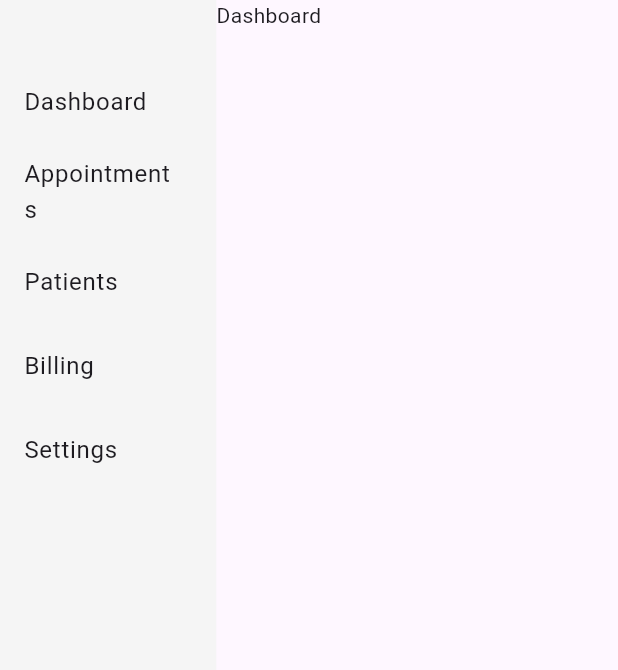
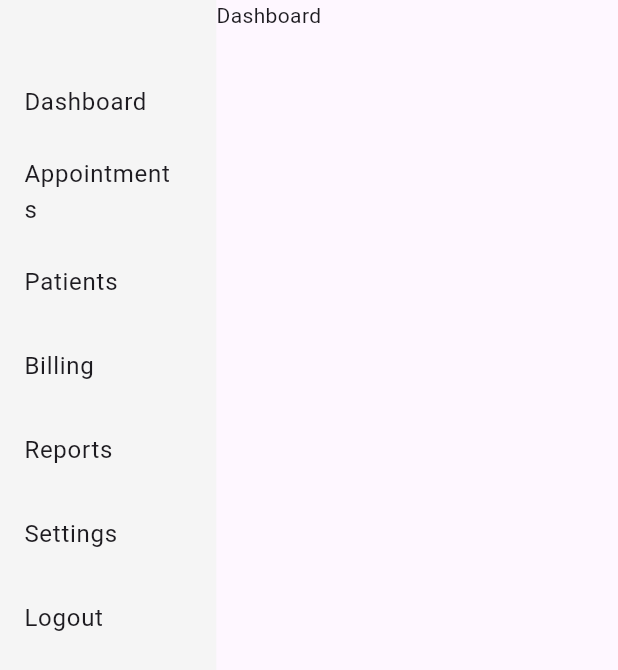
Before and after one commit to mfahad88/patient_management_system, a Flutter app: the screen it shows after launch, after a tap on "Login", on a phone screen of 412 x 824 dp. Shown: the top 670 px of the screen. Run offline on Flutter 3.47's test engine with Material 3 defaults, Android fonts, the phone set to English and light mode, and no system bars.

Commit message:
update menu

```diff
--- a/lib/screens/home_screen.dart
+++ b/lib/screens/home_screen.dart
@@ -18,13 +18,15 @@ class HomeScreen extends StatelessWidget {
               height: constraints.maxHeight,
               color: Colors.grey.shade100,
               child: ListView(
-                padding: EdgeInsets.symmetric(vertical: 40.0),
-                children: [
+                padding: const EdgeInsets.symmetric(vertical: 40.0),
+                children: const [
                   ListTile(title: Text("Dashboard"),),
                   ListTile(title: Text("Appointments"),),
                   ListTile(title: Text("Patients"),),
                   ListTile(title: Text("Billing"),),
-                  ListTile(title: Text("Settings"),)
+                  ListTile(title: Text("Reports"),),
+                  ListTile(title: Text("Settings"),),
+                  ListTile(title: Text("Logout"),),
                 ],
               ),
             ),
@@ -32,7 +34,7 @@ class HomeScreen extends StatelessWidget {
               initialRoute: '/dashboard',
               onGenerateRoute: (settings) {
                 if(settings.name=='/dashboard'){
-                  return MaterialPageRoute(builder: (context) => DashboardScreen(),);
+                  return MaterialPageRoute(builder: (context) => const DashboardScreen(),);
                 }
               },
             )
```
